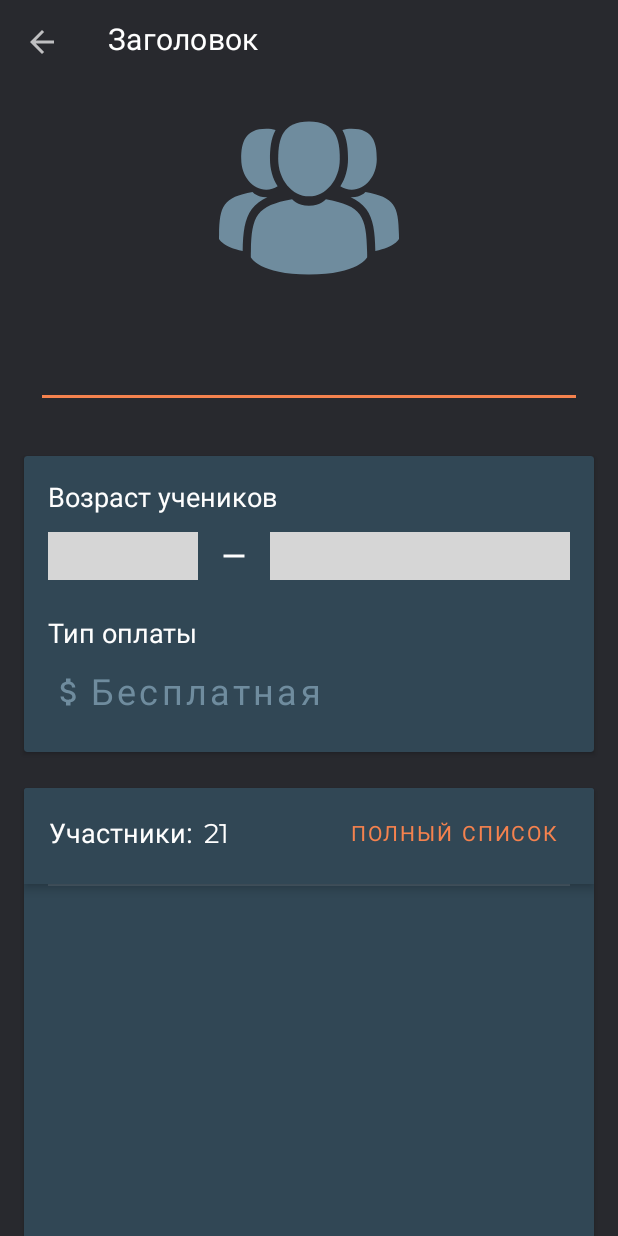
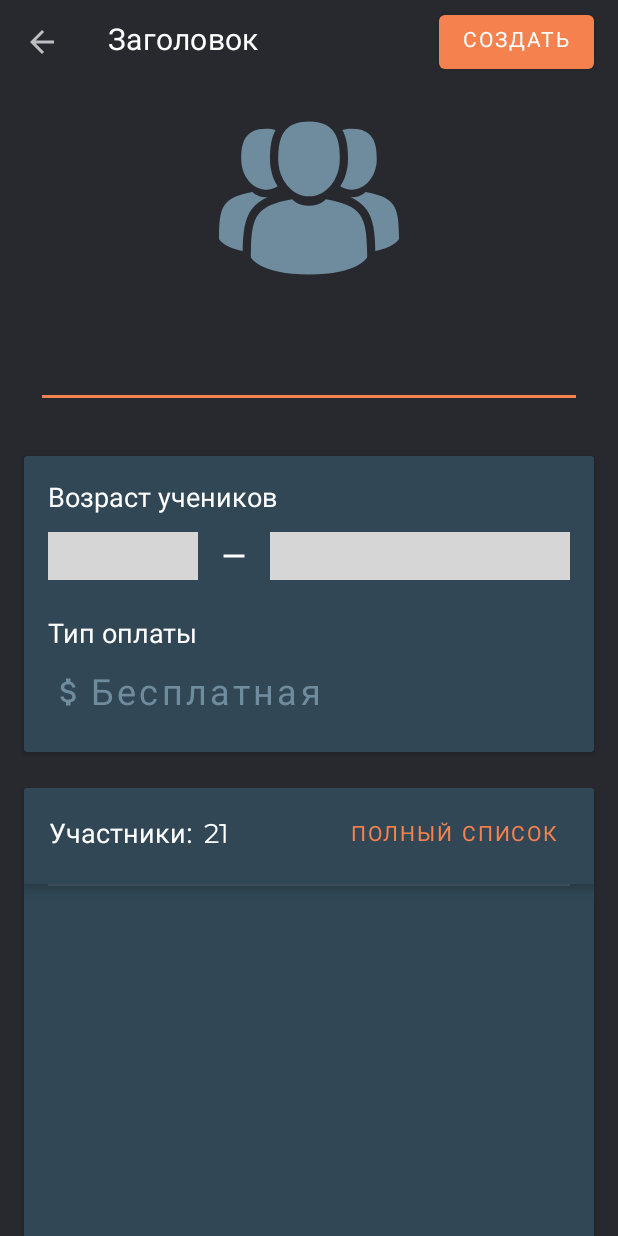
Before and after one commit to Andrey-Morenkov/CoachNotes, an Android app: the layout fragment_add_new_group.xml on its own in the app's theme, with its tools: preview values and no code run, on a phone screen of 412 x 824 dp. Run offline under Robolectric (Android 15) with nearby library versions, the phone set to English and light mode, and no system bars; plain views replace ExtendedEditText, PowerSpinnerView, TextFieldBoxes; grey boxes are pictures that could not be loaded.

Commit message:
groups hotfix

```diff
--- a/app/src/main/res/layout/fragment_add_new_group.xml
+++ b/app/src/main/res/layout/fragment_add_new_group.xml
@@ -7,10 +7,23 @@
     android:layout_height="match_parent"
     android:background="@color/colorBackground">
 
-    <include
-        layout="@layout/toolbar_only_title"
+    <FrameLayout
         android:layout_width="match_parent"
-        android:layout_height="wrap_content" />
+        android:layout_height="wrap_content">
+
+        <include
+            layout="@layout/toolbar_only_title"
+            android:layout_width="match_parent"
+            android:layout_height="wrap_content" />
+
+        <com.google.android.material.button.MaterialButton
+            style="@style/FilledButton"
+            android:layout_width="wrap_content"
+            android:layout_height="wrap_content"
+            android:layout_gravity="center_vertical|end"
+            android:layout_marginEnd="16dp"
+            android:text="@string/create" />
+    </FrameLayout>
 
     <androidx.core.widget.NestedScrollView
         android:layout_width="match_parent"
--- a/app/src/main/res/values/strings.xml
+++ b/app/src/main/res/values/strings.xml
@@ -12,6 +12,7 @@
     <string name="age_type_absolute">г.р</string>
     <string name="age_type_relative">лет</string>
     <string name="edit">Редактировать</string>
+    <string name="create">Создать</string>
 
     // Screens
 
```
